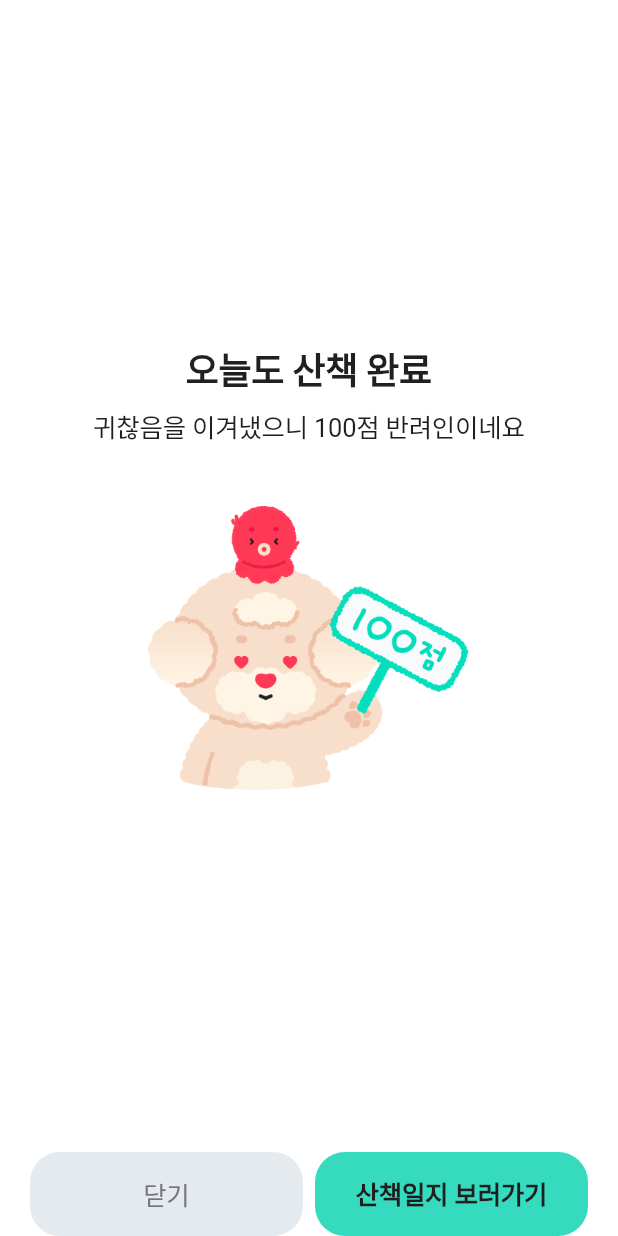
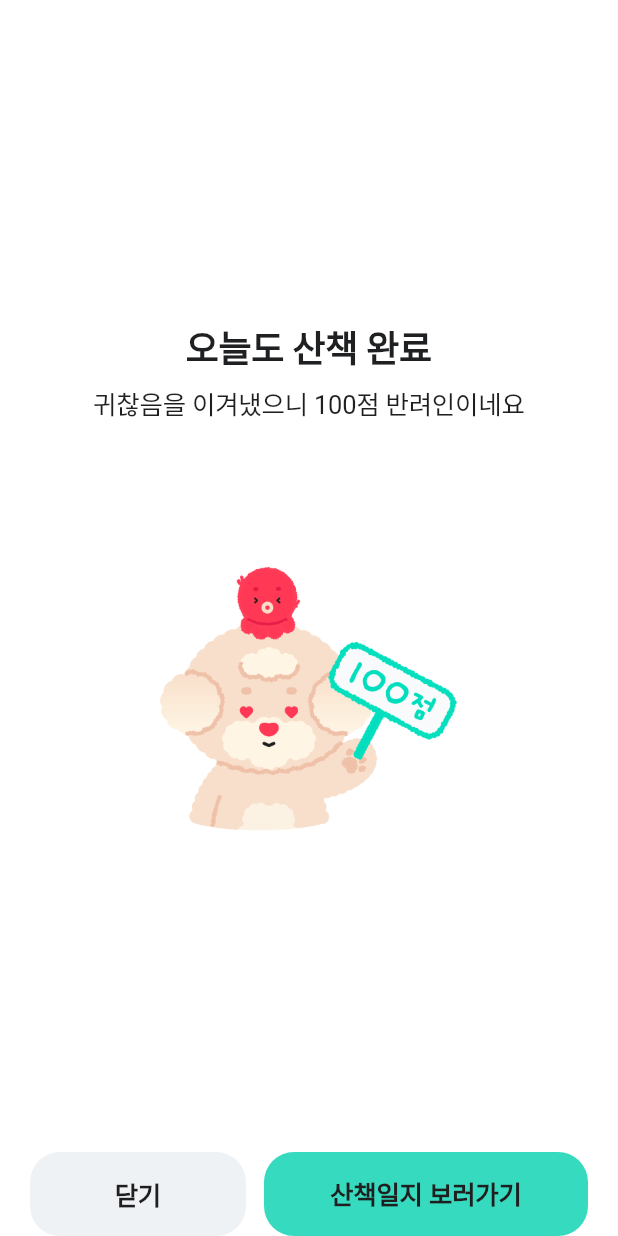
Before and after one commit to Nexters/puppycode, a Flutter app: the FeedCreateSuccessPage screen opened by its route, on a phone screen of 412 x 824 dp. Run offline on Flutter 3.47's test engine with Material 3 defaults, Android fonts, the phone set to English and light mode, and no system bars; our stand-ins replace badges, camera, firebase_core, firebase_messaging, flutter_secure_storage, flutter_svg and 5 more; missing offline and left inert: kakao_flutter_sdk; accounts and stored records are empty; Roboto replaces fonts that are missing (Pretendard); project files that could hold a hidden picture were left out.

Commit message:
Fix colors

```diff
--- a/lib/pages/feeds/success.dart
+++ b/lib/pages/feeds/success.dart
@@ -28,8 +28,9 @@ class FeedCreateSuccessPage extends StatelessWidget {
               Body1(value: '귀찮음을 이겨냈으니 100점 반려인이네요')
             ]),
             Container(
-              margin: const EdgeInsets.only(top: 40, bottom: 12),
-              height: 190,
+              margin: const EdgeInsets.only(top: 96),
+              width: 200,
+              height: 176,
               decoration: const BoxDecoration(
                   image: DecorationImage(
                       image: AssetImage('assets/images/create_success.png'))),
@@ -43,14 +44,16 @@ class FeedCreateSuccessPage extends StatelessWidget {
           child: Row(
             children: [
               Expanded(
+                  flex: 2,
                   child: DefaultCloseButton(
                       onPressed: () => {
                             Get.toNamed('/', arguments: {
                               'tab': isFromFeed ? NavTab.feed : NavTab.home
                             })
                           })),
-              const SizedBox(width: 8),
+              const SizedBox(width: 12),
               Expanded(
+                  flex: 3,
                   child: DefaultTextButton(
                       text: '산책일지 보러가기',
                       onPressed: () => {
--- a/lib/shared/styles/button.dart
+++ b/lib/shared/styles/button.dart
@@ -60,11 +60,10 @@ class DefaultCloseButton extends DefaultTextButton {
     required super.onPressed,
   }) : super(
             text: '닫기',
-            style: TextButtonStyle.getStyle(
-                backgroundColor: const Color(0xFFE4EAEE)),
+            style: TextButtonStyle.getStyle(backgroundColor: ThemeColor.gray2),
             child: const Body1(
               value: '닫기',
-              color: Color(0xFF72757A),
+              bold: true,
             ));
 }
 
--- a/lib/src/localization/app_en.arb
+++ b/lib/src/localization/app_en.arb
@@ -1,5 +1,5 @@
 {
-  "appTitle": "pawpaw",
+  "appTitle": "Pawpaw",
   "@appTitle": {
     "description": "The title of the application"
   }
```
Also changed, not shown: 1 other file.
